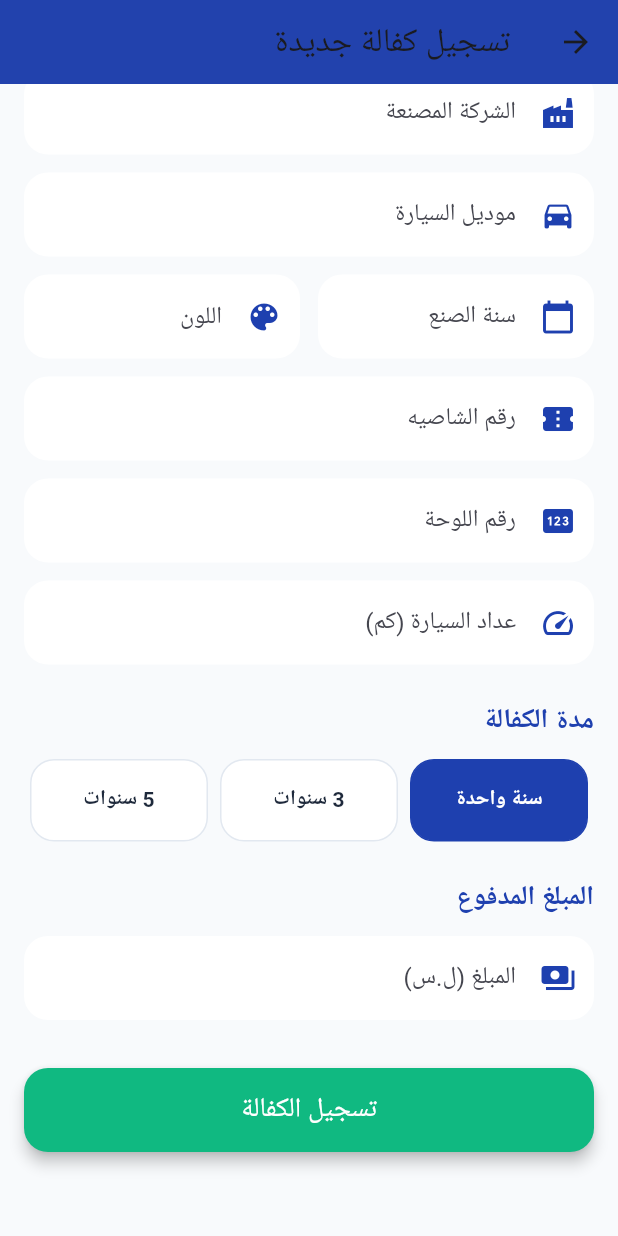
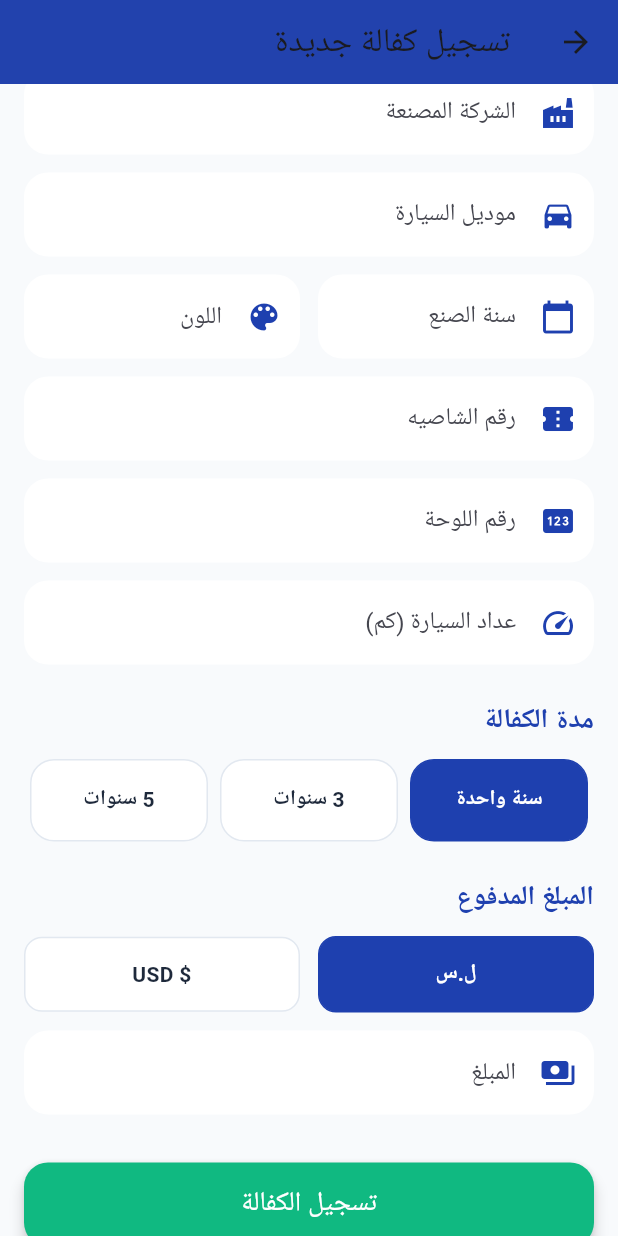
Before and after one commit to karam-55/Auto_renew, a Flutter app: the WarrantyFormScreen screen opened directly, scrolled down 251 dp, on a phone screen of 412 x 824 dp. Run offline on Flutter 3.47's test engine with Material 3 defaults, Android fonts, the phone set to English and light mode, and no system bars; our stand-ins replace animate_do, connectivity_plus, dio, flutter_animate, flutter_riverpod, flutter_screenutil and 8 more; accounts and stored records are empty; Roboto replaces fonts that are missing (Segoe UI); project files that could hold a hidden picture were left out.

Commit message:
feat: hard delete + SYP/USD currency + admin stats fix

```diff
--- a/dealer_app/lib/screens/warranty_form_screen.dart
+++ b/dealer_app/lib/screens/warranty_form_screen.dart
@@ -26,6 +26,7 @@ class _WarrantyFormScreenState extends State<WarrantyFormScreen> {
   final _amountCtrl = TextEditingController();
   int _durationMonths = 12;
   bool _loading = false;
+  String _currency = 'SYP'; // SYP or USD
 
   bool get _isEditMode => widget.warranty != null;
 
@@ -63,6 +64,9 @@ class _WarrantyFormScreenState extends State<WarrantyFormScreen> {
       _plateCtrl.text = c['plateNumber'] ?? '';
       _colorCtrl.text = c['color'] ?? '';
     }
+    if (_isEditMode && widget.warranty?['currency'] != null) {
+      _currency = widget.warranty!['currency'];
+    }
   }
 
   Future<void> _submit() async {
@@ -93,6 +97,7 @@ class _WarrantyFormScreenState extends State<WarrantyFormScreen> {
         'color': _colorCtrl.text.trim(),
         'durationMonths': _durationMonths,
         'amountPaid': double.parse(_amountCtrl.text.trim()),
+        'currency': _currency,
       };
 
       final warranty = _isEditMode
@@ -186,7 +191,55 @@ class _WarrantyFormScreenState extends State<WarrantyFormScreen> {
             ),
             const SizedBox(height: 24),
             _buildSectionTitle('المبلغ المدفوع'),
-            _buildField(_amountCtrl, 'المبلغ (ل.س)', Icons.payments, type: TextInputType.number),
+            Row(
+              children: [
+                Expanded(
+                  child: GestureDetector(
+                    onTap: () => setState(() => _currency = 'SYP'),
+                    child: Container(
+                      padding: const EdgeInsets.symmetric(vertical: 14),
+                      decoration: BoxDecoration(
+                        color: _currency == 'SYP' ? AppColors.primary : AppColors.surface,
+                        borderRadius: BorderRadius.circular(12),
+                        border: Border.all(color: _currency == 'SYP' ? AppColors.primary : AppColors.border),
+                      ),
+                      child: Text(
+                        'ل.س',
+                        textAlign: TextAlign.center,
+                        style: TextStyle(
+                          color: _currency == 'SYP' ? Colors.white : AppColors.textPrimary,
+                          fontWeight: FontWeight.w600,
+                        ),
+                      ),
+                    ),
+                  ),
+                ),
+                const SizedBox(width: 12),
+                Expanded(
+                  child: GestureDetector(
+                    onTap: () => setState(() => _currency = 'USD'),
+                    child: Container(
+                      padding: const EdgeInsets.symmetric(vertical: 14),
+                      decoration: BoxDecoration(
+                        color: _currency == 'USD' ? AppColors.primary : AppColors.surface,
+                        borderRadius: BorderRadius.circular(12),
+                        border: Border.all(color: _currency == 'USD' ? AppColors.primary : AppColors.border),
+                      ),
+                      child: Text(
+                        '\$ USD',
+                        textAlign: TextAlign.center,
+                        style: TextStyle(
+                          color: _currency == 'USD' ? Colors.white : AppColors.textPrimary,
+                          fontWeight: FontWeight.w600,
+                        ),
+                      ),
+                    ),
+                  ),
+                ),
+              ],
+            ),
+            const SizedBox(height: 12),
+            _buildField(_amountCtrl, 'المبلغ', Icons.payments, type: TextInputType.number),
             const SizedBox(height: 32),
             SizedBox(
               width: double.infinity,
```
Also changed, not shown: dealer_app/lib/screens/home_screen.dart (+14 -8 lines), dealer_app/lib/screens/warranty_detail_screen.dart (+36 -1 lines), dealer_app/lib/services/api_service.dart (+11 -0 lines), 5 other files.
